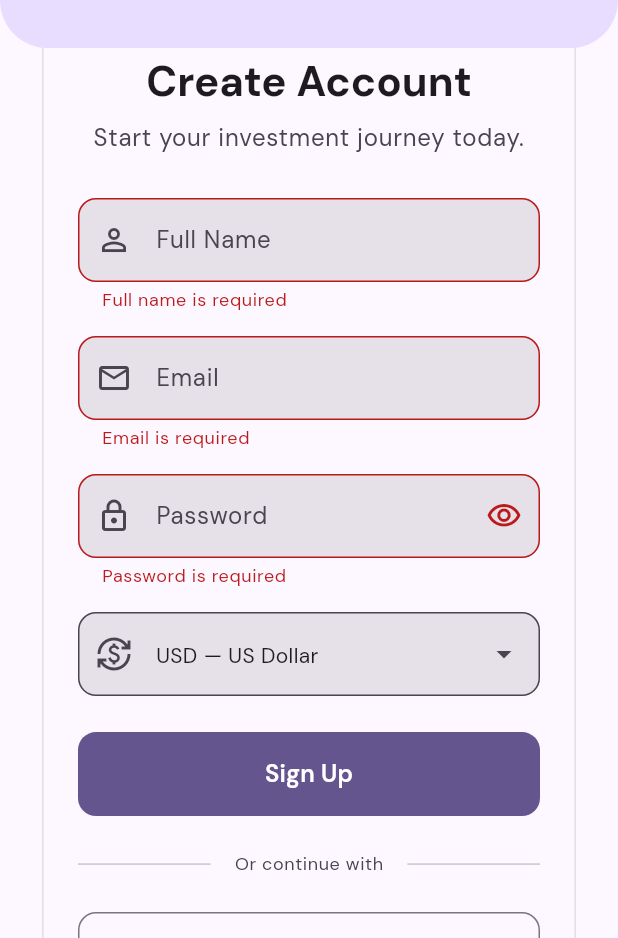
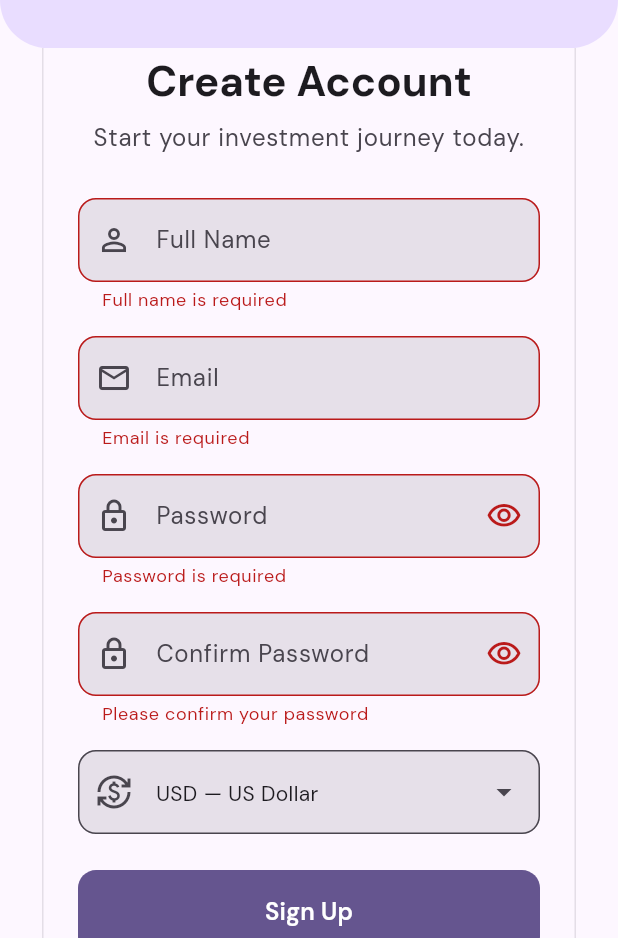
Before and after one commit to johnduartemoreno/investy_frontend, a Flutter app: the SignUpScreen screen opened by its route, after a tap on "Sign Up", on a phone screen of 412 x 824 dp, the part 298-1236 px from its top. Run offline on Flutter 3.47's test engine with Material 3 defaults, Android fonts, the phone set to English and light mode, and no system bars; our stand-ins replace dio, equatable, firebase_auth, firebase_core, firebase_messaging, flutter_riverpod and 8 more; accounts and stored records are empty; generated files the repository leaves out were written again; network calls fail.

Commit message:
claude: fix(S10.5): UAT fixes — confirm password on signup, Google delete email confirmation, strip Exception prefix
- Signup: add Confirm Password field with validation (passwords match)
- Delete account (Google): replace silent Google re-auth with email
  confirmation field — user must type their account email before deletion
  proceeds; shows the email address for reference
- Error display: use replaceAll to strip double-wrapped 'Exception: ' prefix

Co-Authored-By: Claude Sonnet 4.6 <noreply@anthropic.com>

```diff
--- a/lib/features/auth/presentation/signup_screen.dart
+++ b/lib/features/auth/presentation/signup_screen.dart
@@ -31,9 +31,11 @@ class _SignUpScreenState extends ConsumerState<SignUpScreen> {
   final _nameController = TextEditingController();
   final _emailController = TextEditingController();
   final _passwordController = TextEditingController();
+  final _confirmPasswordController = TextEditingController();
   final _formKey = GlobalKey<FormState>();
 
   bool _obscurePassword = true;
+  bool _obscureConfirmPassword = true;
   bool _isLoading = false;
   String? _lastShownError;
   String _displayCurrency = 'USD';
@@ -43,6 +45,7 @@ class _SignUpScreenState extends ConsumerState<SignUpScreen> {
     _nameController.dispose();
     _emailController.dispose();
     _passwordController.dispose();
+    _confirmPasswordController.dispose();
     super.dispose();
   }
 
@@ -340,14 +343,46 @@ class _SignUpScreenState extends ConsumerState<SignUpScreen> {
                                     ),
                                   ),
                                   obscureText: _obscurePassword,
-                                  textInputAction: TextInputAction.done,
-                                  onFieldSubmitted: (_) => _signUp(),
+                                  textInputAction: TextInputAction.next,
                                   validator: (value) {
                                     if (value == null || value.isEmpty) {
                                       return 'Password is required';
                                     }
                                     if (value.length < 6) {
                                       return 'Minimum 6 characters';
+                                    }
+                                    return null;
+                                  },
+                                ),
+                                const SizedBox(height: 16),
+
+                                // Confirm Password
+                                TextFormField(
+                                  controller: _confirmPasswordController,
+                                  decoration: InputDecoration(
+                                    hintText: 'Confirm Password',
+                                    prefixIcon:
+                                        const Icon(Icons.lock_outlined),
+                                    suffixIcon: IconButton(
+                                      icon: Icon(
+                                        _obscureConfirmPassword
+                                            ? Icons.visibility_outlined
+                                            : Icons.visibility_off_outlined,
+                                      ),
+                                      onPressed: () => setState(() =>
+                                          _obscureConfirmPassword =
+                                              !_obscureConfirmPassword),
+                                    ),
+                                  ),
+                                  obscureText: _obscureConfirmPassword,
+                                  textInputAction: TextInputAction.done,
+                                  onFieldSubmitted: (_) => _signUp(),
+                                  validator: (value) {
+                                    if (value == null || value.isEmpty) {
+                                      return 'Please confirm your password';
+                                    }
+                                    if (value != _passwordController.text) {
+                                      return 'Passwords do not match';
                                     }
                                     return null;
                                   },
```
Also changed, not shown: lib/features/settings/presentation/security_screen.dart (+53 -19 lines).
